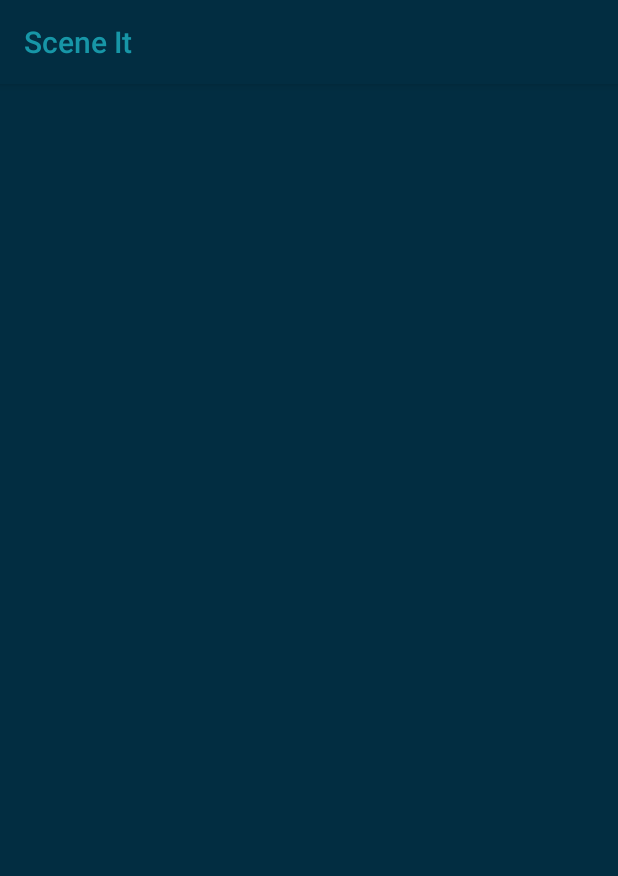
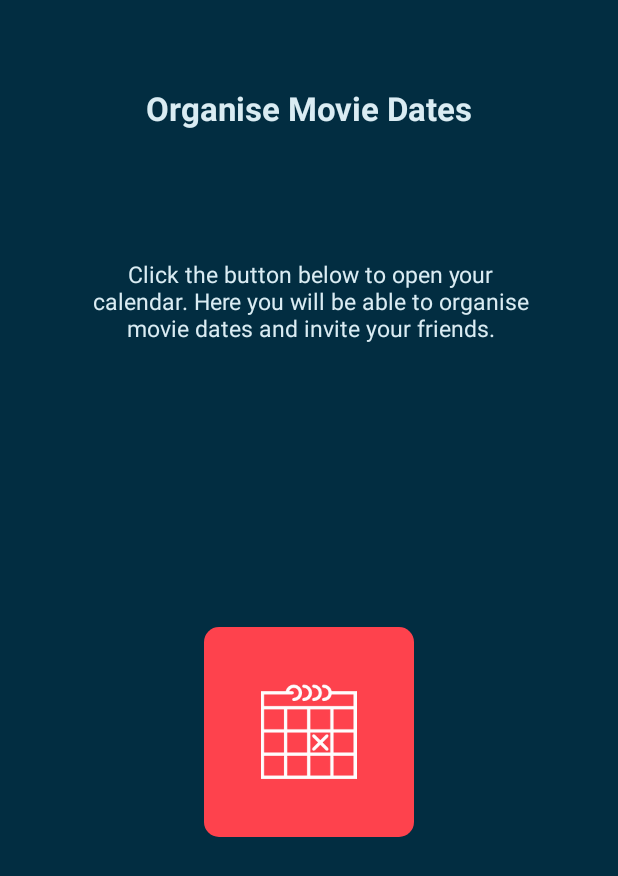
Before and after one commit to eeswr/SceneIt, an Android app: the CalendarActivity screen opened directly, with no data from a screen before it, on a phone screen of 412 x 824 dp. Before the commit the part shown is almost empty. Shown: the top 876 px of the screen. Run offline under Robolectric (Android 15) with nearby library versions, the phone set to English and light mode, and no system bars.

Commit message:
Added calendar activity and button to launch Google Calendar.

```diff
--- a/app/src/main/AndroidManifest.xml
+++ b/app/src/main/AndroidManifest.xml
@@ -40,7 +40,8 @@
         <activity
             android:name=".MapsActivity"
             android:label="@string/title_activity_maps" />
-        <activity android:name=".CalendarActivity" />
+        <activity android:name=".CalendarActivity"
+            android:theme="@style/AppTheme.NoActionBar" />
     </application>
 
 </manifest>
--- a/app/src/main/java/app/ie/sceneit/CalendarActivity.java
+++ b/app/src/main/java/app/ie/sceneit/CalendarActivity.java
@@ -1,7 +1,15 @@
 package app.ie.sceneit;
 
+import android.content.ComponentName;
+import android.content.Context;
+import android.content.Intent;
+import android.provider.CalendarContract;
 import android.support.v7.app.AppCompatActivity;
 import android.os.Bundle;
+import android.view.View;
+import android.view.inputmethod.InputMethodManager;
+import android.widget.Button;
+import android.widget.ImageButton;
 
 public class CalendarActivity extends AppCompatActivity {
 
@@ -9,5 +17,14 @@ public class CalendarActivity extends AppCompatActivity {
     protected void onCreate(Bundle savedInstanceState) {
         super.onCreate(savedInstanceState);
         setContentView(R.layout.activity_calendar);
+
     }
+
+    public void buttonCalendarLaunch(View v)
+    {
+        Intent intent = new Intent(Intent.ACTION_INSERT);
+        intent.setData(CalendarContract.Events.CONTENT_URI);
+        startActivity(intent);
+    }
+
 }
--- a/app/src/main/java/app/ie/sceneit/MainActivity.java
+++ b/app/src/main/java/app/ie/sceneit/MainActivity.java
@@ -34,4 +34,11 @@ public class MainActivity extends AppCompatActivity {
         Intent intent = new Intent(getApplicationContext(), ViewActivity.class);
         startActivity(intent);
     }
+
+    public void buttonClickCalendar(View v)
+    {
+        Intent intent = new Intent(getApplicationContext(), CalendarActivity.class);
+        startActivity(intent);
+    }
+
 }
--- a/app/src/main/res/layout/activity_calendar.xml
+++ b/app/src/main/res/layout/activity_calendar.xml
@@ -6,4 +6,50 @@
     android:layout_height="match_parent"
     tools:context="app.ie.sceneit.CalendarActivity">
 
+    <TextView
+        android:id="@+id/calendarTitle"
+        style="@style/TextColor"
+        android:layout_width="wrap_content"
+        android:layout_height="wrap_content"
+        android:text="Organise Movie Dates"
+        android:textSize="22sp"
+        android:textStyle="bold"
+        app:layout_constraintBottom_toBottomOf="parent"
+        app:layout_constraintEnd_toEndOf="parent"
+        app:layout_constraintHorizontal_bias="0.502"
+        app:layout_constraintLeft_toLeftOf="parent"
+        app:layout_constraintRight_toRightOf="parent"
+        app:layout_constraintStart_toStartOf="parent"
+        app:layout_constraintTop_toTopOf="parent"
+        app:layout_constraintVertical_bias="0.072" />
+
+    <TextView
+        android:id="@+id/calendarPrompt"
+        style="@style/TextColor"
+        android:layout_width="300dp"
+        android:layout_height="wrap_content"
+        android:text="Click the button below to open your calendar. Here you will be able to organise movie dates and invite your friends."
+        android:textSize="15sp"
+        app:layout_constraintBottom_toBottomOf="parent"
+        app:layout_constraintEnd_toEndOf="parent"
+        app:layout_constraintHorizontal_bias="0.506"
+        app:layout_constraintStart_toStartOf="parent"
+        app:layout_constraintTop_toTopOf="parent"
+        app:layout_constraintVertical_bias="0.224" />
+
+    <ImageButton
+        android:id="@+id/calendarButton"
+        android:layout_width="140dp"
+        android:layout_height="140dp"
+        android:onClick="buttonCalendarLaunch"
+        android:background="@drawable/rounded_button"
+        app:layout_constraintBottom_toBottomOf="parent"
+        app:layout_constraintEnd_toEndOf="parent"
+        app:layout_constraintLeft_toLeftOf="parent"
+        app:layout_constraintRight_toRightOf="parent"
+        app:layout_constraintStart_toStartOf="parent"
+        app:layout_constraintTop_toTopOf="parent"
+        app:layout_constraintVertical_bias="0.611"
+        app:srcCompat="@drawable/calendar" />
+
 </android.support.constraint.ConstraintLayout>
--- a/app/src/main/res/layout/activity_main.xml
+++ b/app/src/main/res/layout/activity_main.xml
@@ -40,6 +40,7 @@
         android:id="@+id/button2"
         android:layout_width="140dp"
         android:layout_height="140dp"
+        android:onClick="buttonClickCalendar"
         android:background="@drawable/rounded_button"
         app:layout_constraintBottom_toBottomOf="parent"
         app:layout_constraintHorizontal_bias="0.877"
```
